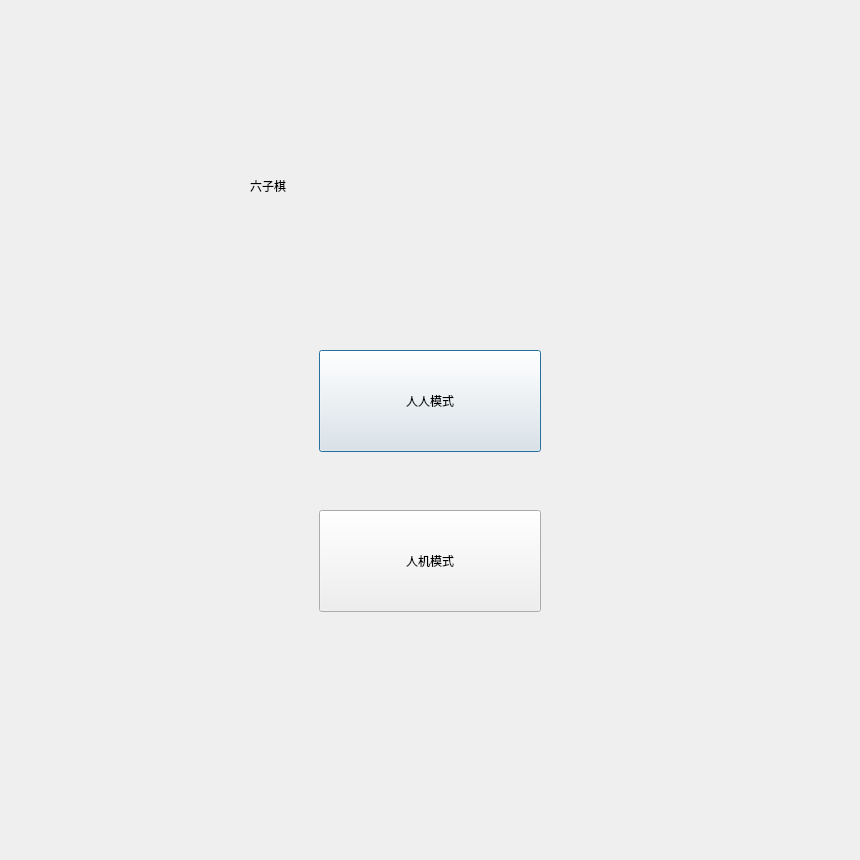
Above: chess1/chess/showpage.ui from zjzwzw/chess before the change. Below: the same form after it.
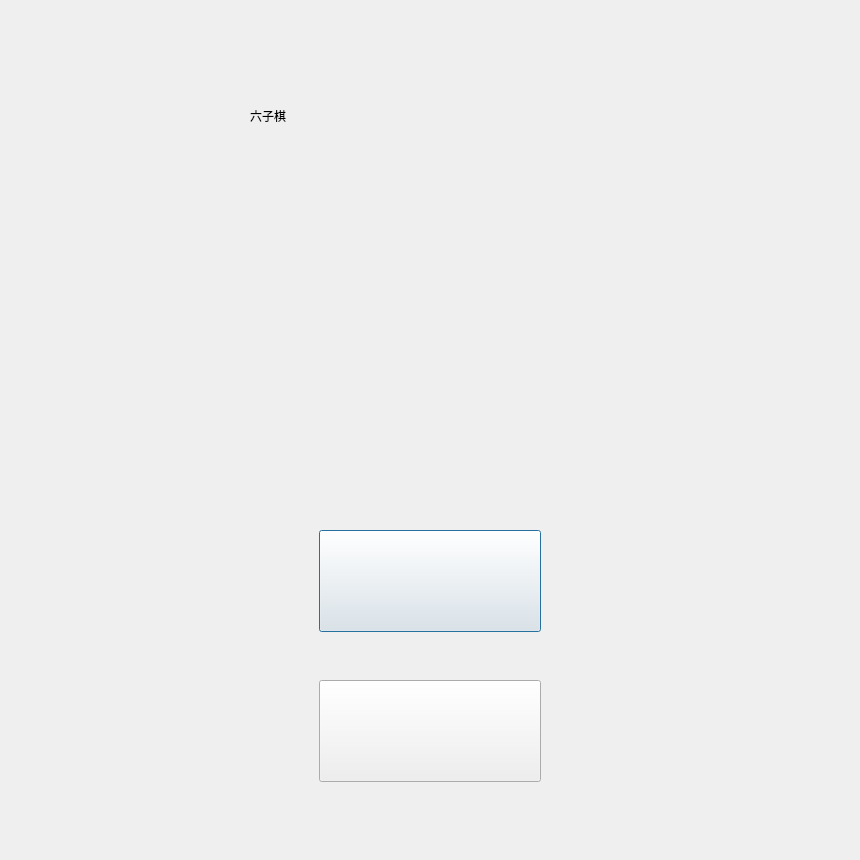
That is the form after the change. Icons and pictures are not drawn.

What changed in the file:
```diff
--- a/chess1/chess/showpage.ui
+++ b/chess1/chess/showpage.ui
@@ -13,11 +13,14 @@
   <property name="windowTitle">
    <string>Dialog</string>
   </property>
+  <property name="styleSheet">
+   <string notr="true"/>
+  </property>
   <widget class="QPushButton" name="pvp">
    <property name="geometry">
     <rect>
      <x>319</x>
-     <y>350</y>
+     <y>530</y>
      <width>222</width>
      <height>102</height>
     </rect>
@@ -27,14 +30,20 @@
 font: 28pt &quot;楷体&quot;;</string>
    </property>
    <property name="text">
-    <string>人人模式</string>
+    <string/>
+   </property>
+   <property name="checkable">
+    <bool>true</bool>
+   </property>
+   <property name="autoExclusive">
+    <bool>true</bool>
    </property>
   </widget>
   <widget class="QPushButton" name="pve">
    <property name="geometry">
     <rect>
      <x>319</x>
-     <y>510</y>
+     <y>680</y>
      <width>222</width>
      <height>102</height>
     </rect>
@@ -43,14 +52,14 @@
     <string notr="true">font: 28pt &quot;楷体&quot;;</string>
    </property>
    <property name="text">
-    <string>人机模式</string>
+    <string/>
    </property>
   </widget>
   <widget class="QLabel" name="label">
    <property name="geometry">
     <rect>
      <x>250</x>
-     <y>100</y>
+     <y>30</y>
      <width>360</width>
      <height>171</height>
     </rect>
@@ -62,6 +71,23 @@
     <string>六子棋</string>
    </property>
   </widget>
+  <widget class="QWidget" name="widget" native="true">
+   <property name="geometry">
+    <rect>
+     <x>-1</x>
+     <y>-1</y>
+     <width>871</width>
+     <height>871</height>
+    </rect>
+   </property>
+   <property name="styleSheet">
+    <string notr="true">border-image: url(:/qi.jpg);</string>
+   </property>
+  </widget>
+  <zorder>widget</zorder>
+  <zorder>pvp</zorder>
+  <zorder>pve</zorder>
+  <zorder>label</zorder>
  </widget>
  <resources/>
  <connections/>
```
Left out of the diff: 3 changed lines with no effect on the pictures.
